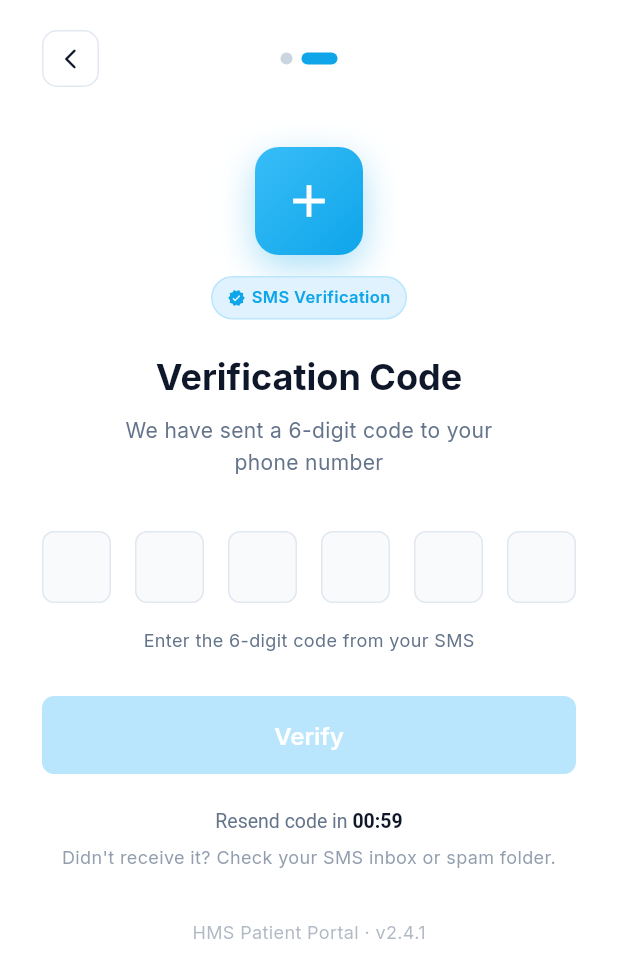
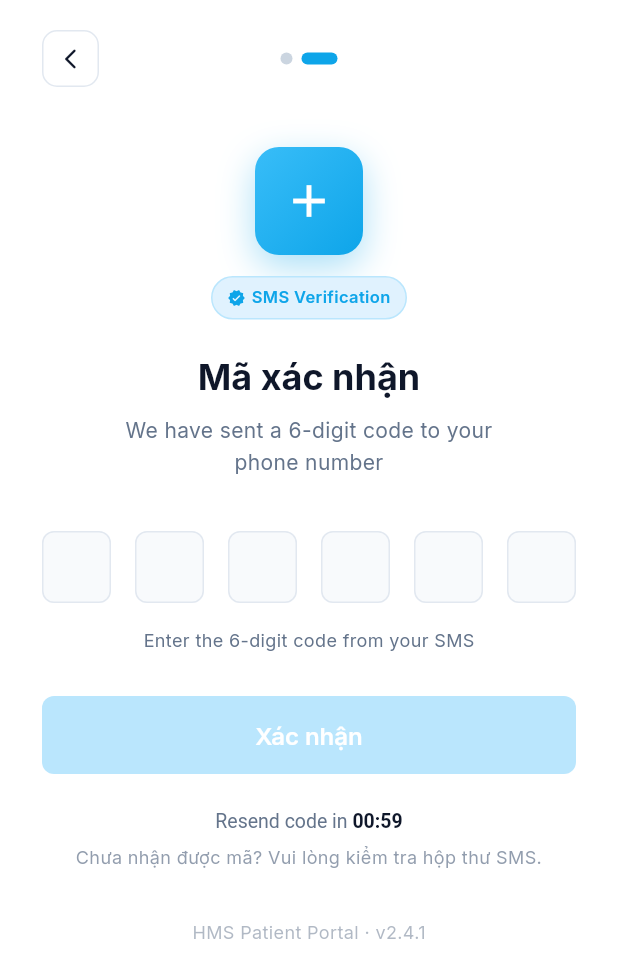
Before and after one commit to MonoDuckY/Med_superApp_frontend, a Flutter app: the _OtpBody screen opened directly, on a phone screen of 412 x 824 dp. Shown: the top 978 px of the screen. Run offline on Flutter 3.47's test engine with Material 3 defaults, Android fonts, the phone set to English and light mode, and no system bars; our stand-ins replace device_info_plus, dio, go_router, google_fonts, shared_preferences; accounts and stored records are empty.

Commit message:
Vietnamese format

```diff
--- a/mobile/lib/views/auth/login_view.dart
+++ b/mobile/lib/views/auth/login_view.dart
@@ -87,7 +87,7 @@ class _LoginBody extends StatelessWidget {
               const SizedBox(height: 12),
 
               Text(
-                'Welcome to HMS',
+                'Chào mừng đến với HMS',
                 style: Theme.of(context).textTheme.displaySmall?.copyWith(
                   color: AppColors.textPrimary,
                   fontWeight: FontWeight.bold,
@@ -109,7 +109,7 @@ class _LoginBody extends StatelessWidget {
               Align(
                 alignment: Alignment.centerLeft,
                 child: Text(
-                  'Phone Number',
+                  'Số điện thoại',
                   style: Theme.of(context).textTheme.titleLarge?.copyWith(
                     color: AppColors.textPrimary,
                     fontWeight: FontWeight.w600,
@@ -182,7 +182,7 @@ class _LoginBody extends StatelessWidget {
                           ),
                         )
                       : const Text(
-                          'Login',
+                          'Đăng nhập',
                           style: TextStyle(
                             fontSize: 16,
                             fontWeight: FontWeight.w600,
--- a/mobile/lib/views/auth/otp_view.dart
+++ b/mobile/lib/views/auth/otp_view.dart
@@ -159,7 +159,7 @@ class _OtpBodyState extends State<_OtpBody> {
 
               // ── Title ─────────────────────────────────────────────────────
               Text(
-                'Verification Code',
+                'Mã xác nhận',
                 style: Theme.of(context).textTheme.displaySmall?.copyWith(
                   color: AppColors.textPrimary,
                   fontWeight: FontWeight.bold,
@@ -253,7 +253,7 @@ class _OtpBodyState extends State<_OtpBody> {
                           ),
                         )
                       : const Text(
-                          'Verify',
+                          'Xác nhận',
                           style: TextStyle(
                             fontSize: 16,
                             fontWeight: FontWeight.w600,
@@ -270,7 +270,7 @@ class _OtpBodyState extends State<_OtpBody> {
                   ? GestureDetector(
                       onTap: vm.resendOtp,
                       child: Text(
-                        'Resend code',
+                        'Gửi lại mã',
                         style: TextStyle(
                           fontSize: 13,
                           fontWeight: FontWeight.w600,
@@ -298,7 +298,7 @@ class _OtpBodyState extends State<_OtpBody> {
               const SizedBox(height: 8),
 
               Text(
-                "Didn't receive it? Check your SMS inbox or spam folder.",
+                "Chưa nhận được mã? Vui lòng kiểm tra hộp thư SMS.",
                 style: TextStyle(
                   fontSize: 12,
                   color: AppColors.textSecondary.withValues(alpha: 0.7),
--- a/mobile/lib/views/health/widgets/add_meal_bottom_sheet.dart
+++ b/mobile/lib/views/health/widgets/add_meal_bottom_sheet.dart
@@ -525,7 +525,7 @@ class _DishFormField extends StatelessWidget {
                 child: _MacroField(
                   controller: data.proteinController,
                   label: 'g',
-                  hint: 'Protein',
+                  hint: 'Đạm',
                 ),
               ),
               const SizedBox(width: 6),
@@ -533,7 +533,7 @@ class _DishFormField extends StatelessWidget {
                 child: _MacroField(
                   controller: data.carbController,
                   label: 'g',
-                  hint: 'Carb',
+                  hint: 'Tinh bột',
                 ),
               ),
               const SizedBox(width: 6),
@@ -541,7 +541,7 @@ class _DishFormField extends StatelessWidget {
                 child: _MacroField(
                   controller: data.fatController,
                   label: 'g',
-                  hint: 'Fat',
+                  hint: 'Chất béo',
                 ),
               ),
             ],
```
